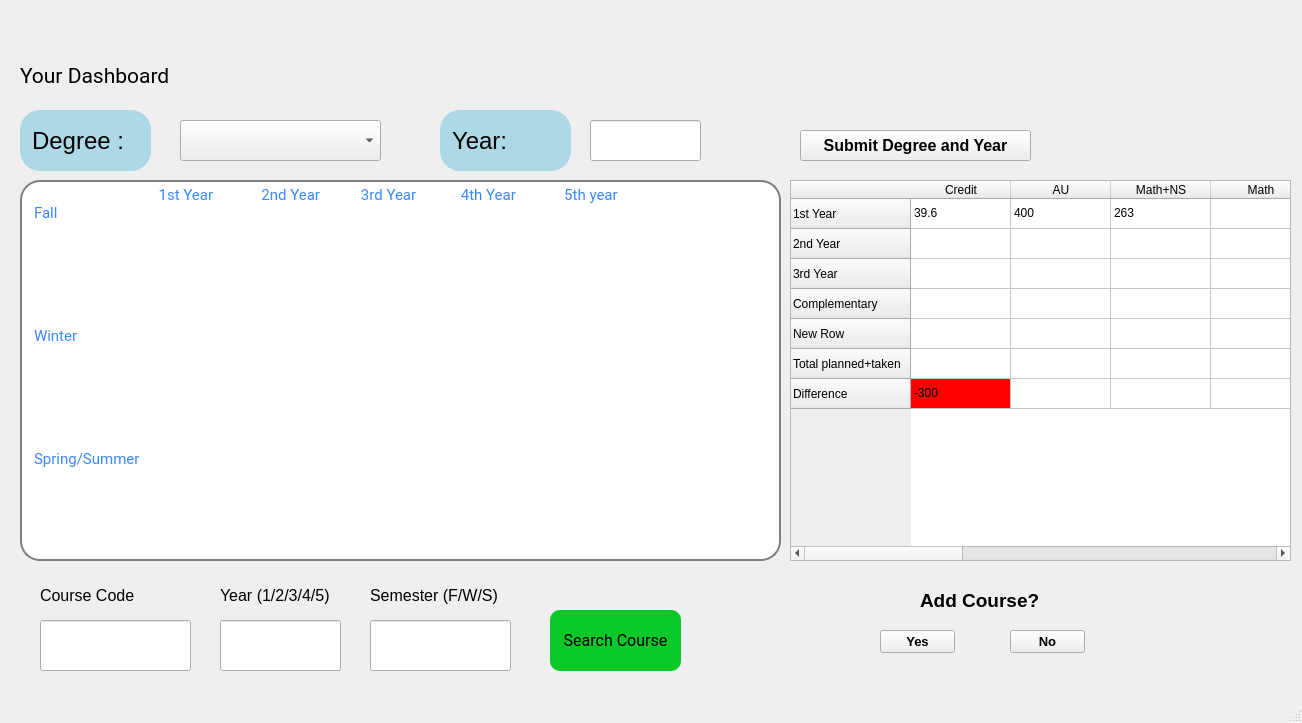
Old version of the form 320projectGUI/dashboard.ui in the repository jesslelu/320GroupProject.
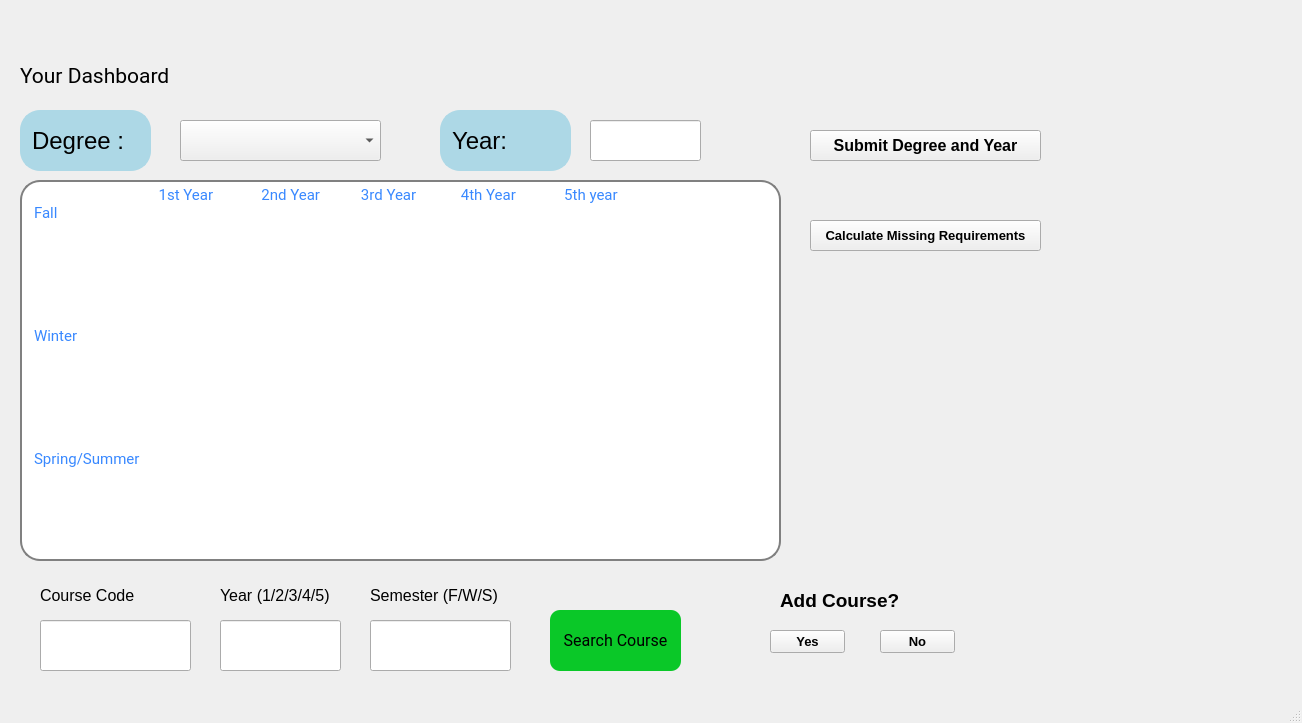
New version of the form.

Patch:
```diff
--- a/320projectGUI/dashboard.ui
+++ b/320projectGUI/dashboard.ui
@@ -486,128 +486,6 @@
 &lt;p style=&quot;-qt-paragraph-type:empty; margin-top:0px; margin-bottom:0px; margin-left:0px; margin-right:0px; -qt-block-indent:0; text-indent:0px;&quot;&gt;&lt;br /&gt;&lt;/p&gt;&lt;/body&gt;&lt;/html&gt;</string>
     </property>
    </widget>
-   <widget class="QTableWidget" name="tableWidget">
-    <property name="geometry">
-     <rect>
-      <x>790</x>
-      <y>180</y>
-      <width>501</width>
-      <height>381</height>
-     </rect>
-    </property>
-    <property name="styleSheet">
-     <string notr="true"/>
-    </property>
-    <row>
-     <property name="text">
-      <string>1st Year</string>
-     </property>
-    </row>
-    <row>
-     <property name="text">
-      <string>2nd Year</string>
-     </property>
-    </row>
-    <row>
-     <property name="text">
-      <string>3rd Year</string>
-     </property>
-    </row>
-    <row>
-     <property name="text">
-      <string>Complementary</string>
-     </property>
-    </row>
-    <row>
-     <property name="text">
-      <string>New Row</string>
-     </property>
-    </row>
-    <row>
-     <property name="text">
-      <string>Total planned+taken</string>
-     </property>
-    </row>
-    <row>
-     <property name="text">
-      <string>Difference</string>
-     </property>
-    </row>
-    <column>
-     <property name="text">
-      <string>Credit</string>
-     </property>
-    </column>
-    <column>
-     <property name="text">
-      <string>AU</string>
-     </property>
-    </column>
-    <column>
-     <property name="text">
-      <string>Math+NS</string>
-     </property>
-    </column>
-    <column>
-     <property name="text">
-      <string>Math</string>
-     </property>
-    </column>
-    <column>
-     <property name="text">
-      <string>NS</string>
-     </property>
-    </column>
-    <column>
-     <property name="text">
-      <string>CS</string>
-     </property>
-    </column>
-    <column>
-     <property name="text">
-      <string>ES</string>
-     </property>
-    </column>
-    <column>
-     <property name="text">
-      <string>ED</string>
-     </property>
-    </column>
-    <column>
-     <property name="text">
-      <string>ES+ED</string>
-     </property>
-    </column>
-    <item row="0" column="0">
-     <property name="text">
-      <string>39.6</string>
-     </property>
-    </item>
-    <item row="0" column="1">
-     <property name="text">
-      <string>400</string>
-     </property>
-    </item>
-    <item row="0" column="2">
-     <property name="text">
-      <string>263</string>
-     </property>
-    </item>
-    <item row="6" column="0">
-     <property name="text">
-      <string>-300</string>
-     </property>
-     <property name="background">
-      <brush brushstyle="SolidPattern">
-       <color alpha="255">
-        <red>254</red>
-        <green>0</green>
-        <blue>0</blue>
-       </color>
-      </brush>
-     </property>
-    </item>
-   </widget>
    <widget class="QLabel" name="label_4">
     <property name="geometry">
      <rect>
@@ -792,7 +670,7 @@
    <widget class="QPushButton" name="submitBtn">
     <property name="geometry">
      <rect>
-      <x>800</x>
+      <x>810</x>
       <y>130</y>
       <width>231</width>
       <height>31</height>
@@ -812,7 +690,7 @@
    <widget class="QPushButton" name="yesBtn">
     <property name="geometry">
      <rect>
-      <x>880</x>
+      <x>770</x>
       <y>630</y>
       <width>75</width>
       <height>23</height>
@@ -832,7 +710,7 @@
    <widget class="QPushButton" name="noBtn">
     <property name="geometry">
      <rect>
-      <x>1010</x>
+      <x>880</x>
       <y>630</y>
       <width>75</width>
       <height>23</height>
@@ -852,7 +730,7 @@
    <widget class="QLabel" name="addCourseLabel">
     <property name="geometry">
      <rect>
-      <x>920</x>
+      <x>780</x>
       <y>590</y>
       <width>131</width>
       <height>21</height>
@@ -869,6 +747,26 @@
      <string>Add Course?</string>
     </property>
    </widget>
+   <widget class="QPushButton" name="missingBtn">
+    <property name="geometry">
+     <rect>
+      <x>810</x>
+      <y>220</y>
+      <width>231</width>
+      <height>31</height>
+     </rect>
+    </property>
+    <property name="font">
+     <font>
+      <pointsize>10</pointsize>
+      <weight>75</weight>
+      <bold>true</bold>
+     </font>
+    </property>
+    <property name="text">
+     <string>Calculate Missing Requirements</string>
+    </property>
+   </widget>
   </widget>
   <widget class="QMenuBar" name="menubar">
    <property name="geometry">
```
